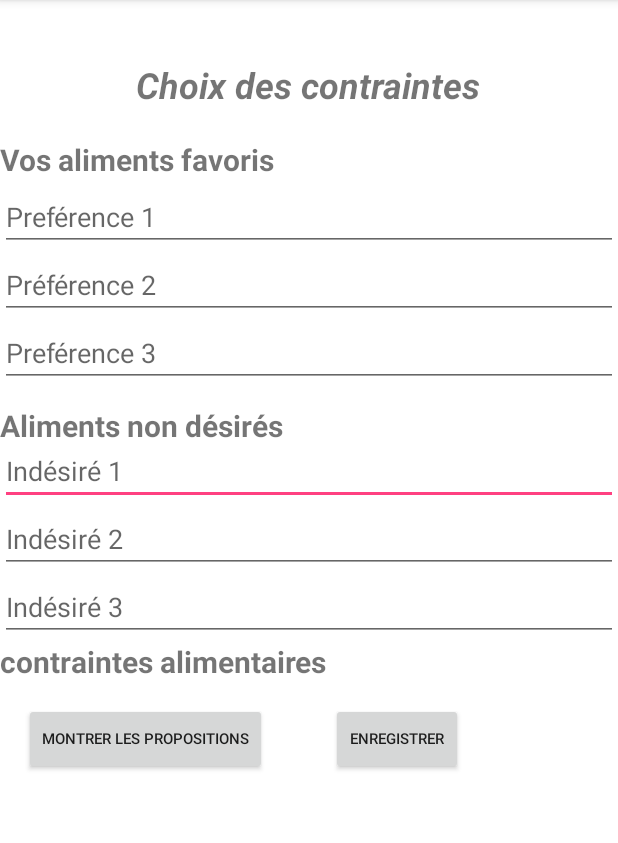
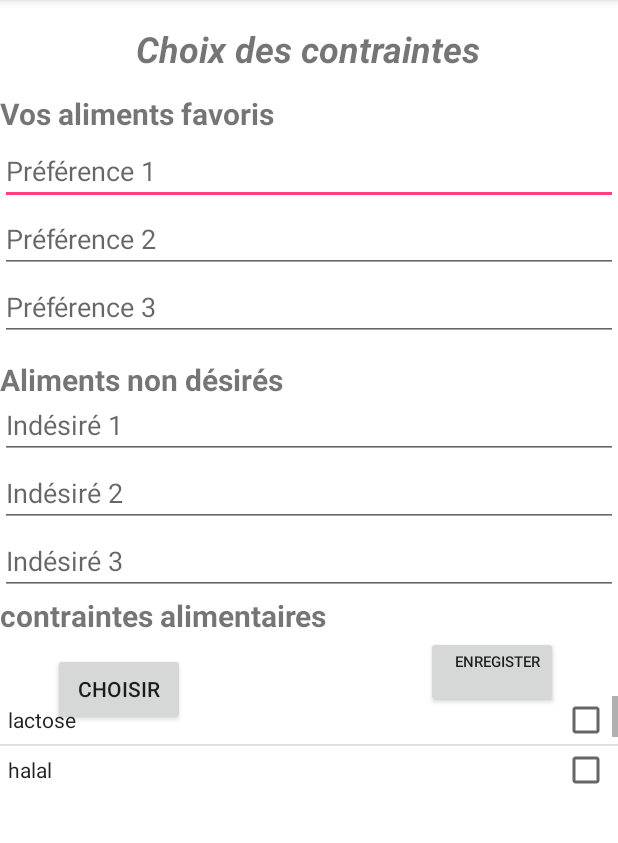
Before and after one commit to CharlesFrere/EZmeal_groupeH5, an Android app: the ChoixContraintes screen opened directly, with no data from a screen before it, on a phone screen of 412 x 824 dp, the part 84-927 px from its top. Run offline under Robolectric (Android 15) with nearby library versions, the phone set to English and light mode, and no system bars.

Commit message:
Ajout de la classe ChoixContraintes avec enregistrement mais probleme pour lier les infos au User

```diff
--- a/app/src/main/java/com/ezmeal/groupeh/ezmeal/ChoixContraintes.java
+++ b/app/src/main/java/com/ezmeal/groupeh/ezmeal/ChoixContraintes.java
@@ -9,6 +9,17 @@ import android.widget.EditText;
 import android.widget.ListView;
 import android.widget.TextView;
 import android.widget.Toast;
+import java.util.ArrayList;
+import android.app.Activity;
+import android.os.Bundle;
+import android.view.Menu;
+import android.widget.AdapterView;
+import android.widget.ArrayAdapter;
+import android.widget.AdapterView.OnItemClickListener;
+import android.widget.TextView;
+import android.widget.Toast;
+import android.widget.ListView;
+import android.view.View;
 
 import java.util.ArrayList;
 
@@ -18,29 +29,18 @@ import java.util.ArrayList;
  */
 
 public class ChoixContraintes extends BaseActivity{
+
+    BDDmanager myManager = new BDDmanager(this);
     //String contrainte;
     //String préférence1, préférence2, préférence3;
     //String indésiré1, indésiré2, indésiré3;
-    ArrayList<String> selectedItems = new ArrayList<>();
+    ArrayList<String> selectedItems;
     public void onCreate(Bundle savedInstanceState){
         super.onCreate(savedInstanceState);
+
         setContentView(R.layout.choix_contraintes);
-        ListView ch1 = (ListView)findViewById(R.id.checkable_list);
-        ch1.setChoiceMode(ListView.CHOICE_MODE_MULTIPLE);
-        String[] items = {"Musulman","Juif","Végétarien","Vegan"};
-        ArrayAdapter<String> adapter = new ArrayAdapter<String>(this, R.layout.checkable_list);
-        ch1.setAdapter(adapter);
-        ch1.setOnItemClickListener(new AdapterView.OnItemClickListener() {
-            @Override
-            public void onItemClick(AdapterView<?> parent, View view, int position, long id) {
-                String selectedItem = ((TextView)view).getText().toString();
-                if(selectedItems.contains(selectedItem)){
-                    selectedItems.remove(selectedItem);
-                }
-                else
-                    selectedItems.add(selectedItem);
-            }
-        });
+        selectedItems=new ArrayList<String>();
+
 
     }
 
@@ -51,6 +51,31 @@ public class ChoixContraintes extends BaseActivity{
         }
         Toast.makeText(this, "Vous avez choisi vos contraintes \n"+items,Toast.LENGTH_LONG).show();
 
+    }
+
+    public void onStart(){
+        super.onStart();
+        //create an instance of ListView
+        ListView chl=(ListView) findViewById(R.id.checkable_list);
+        //set multiple selection mode
+        chl.setChoiceMode(ListView.CHOICE_MODE_MULTIPLE);
+        String[] items={"lactose","halal","cachère","végétatien"};
+        //supply data itmes to ListView
+        ArrayAdapter<String> aa=new ArrayAdapter<String>(this,R.layout.checkable_list,R.id.txt_title,items);
+        chl.setAdapter(aa);
+        //set OnItemClickListener
+        chl.setOnItemClickListener(new OnItemClickListener(){
+            public void onItemClick(AdapterView<?> parent, View view, int position, long id) {
+                // selected item
+                String selectedItem = ((TextView) view).getText().toString();
+                if(selectedItems.contains(selectedItem))
+                    selectedItems.remove(selectedItem); //remove deselected item from the list of selected items
+                else
+                    selectedItems.add(selectedItem); //add selected item to the list of selected items
+
+            }
+
+        });
     }
 
 
@@ -73,7 +98,9 @@ public class ChoixContraintes extends BaseActivity{
     */
 
     public void onBtnClick(View v) {
-        if (v.getId() == R.id.buttonEnr) {
+        if (v.getId() == R.id.buttonChoix) {
+
+
 
             TextView preference1 = (EditText) findViewById(R.id.editText3);
             TextView preference2 = (EditText) findViewById(R.id.editText2);
@@ -83,7 +110,7 @@ public class ChoixContraintes extends BaseActivity{
             TextView indesire2 = (EditText) findViewById(R.id.editText6);
             TextView indesire3 = (EditText) findViewById(R.id.editText5);
 
-            //TextView contrainte = (EditText) findViewById(R.id.liste_contraintes);
+
 
 
             String pref1 = preference1.getText().toString();
@@ -94,14 +121,27 @@ public class ChoixContraintes extends BaseActivity{
             String ind2 = indesire2.getText().toString();
             String ind3 = indesire3.getText().toString();
 
-            //String contr = contrainte.getText().toString();
+
+
+
 
             // comment enregister les contraintes ? aller chercher le User uMod de Compte ?
+            BDDmanager b = new BDDmanager(this);
 
-            User user = new User();
-            //user.setContraintes(contr);
-            user.setPreferences(pref1,pref2,pref3);
-            user.setIndésirés(ind1,ind2,ind3);
+            ArrayList<String> gout = new ArrayList<>();
+            gout.add(0,pref1);
+            gout.add(1,pref2);
+            gout.add(2,pref3);
+            gout.add(3,ind1);
+            gout.add(4,ind2);
+            gout.add(5,ind3);
+            // b.insertGout(gout);
+
+           // b.insertUserContrainte(selectedItems);
+
+
+            //user.setPreferences(pref1,pref2,pref3);
+            //user.setIndésirés(ind1,ind2,ind3);
 
             Intent azerty = new Intent(ChoixContraintes.this, Display.class);
             startActivity(azerty);
--- a/app/src/main/res/layout/choix_contraintes.xml
+++ b/app/src/main/res/layout/choix_contraintes.xml
@@ -7,21 +7,25 @@
     android:visibility="visible"
     android:weightSum="1">
 
+    <ScrollView
+        android:layout_width="match_parent"
+        android:layout_height="1000dp">
+
         <RelativeLayout
             android:layout_width="match_parent"
-        android:layout_height="wrap_content"
+            android:layout_height="1000dp"
             android:layout_weight="0.97">
 
             <TextView
                 android:id="@+id/textView6"
                 android:layout_width="wrap_content"
                 android:layout_height="wrap_content"
-            android:layout_alignParentTop="true"
-            android:layout_centerHorizontal="true"
-            android:layout_marginTop="40dp"
+                android:layout_marginTop="16dp"
                 android:text="Choix des contraintes"
                 android:textSize="24sp"
-            android:textStyle="bold|italic" />
+                android:textStyle="bold|italic"
+                android:layout_alignParentTop="true"
+                android:layout_centerHorizontal="true" />
 
             <EditText
                 android:id="@+id/editText7"
@@ -63,7 +67,7 @@
                 android:layout_alignTop="@+id/textView7"
                 android:layout_marginTop="29dp"
                 android:ems="10"
-            android:hint="Preférence 1"
+                android:hint="Préférence 1"
                 android:inputType="textPersonName" />
 
             <EditText
@@ -83,20 +87,20 @@
                 android:layout_alignParentStart="true"
                 android:layout_below="@+id/editText2"
                 android:ems="10"
-            android:hint="Preférence 3"
+                android:hint="Préférence 3"
                 android:inputType="textPersonName" />
 
             <TextView
                 android:id="@+id/textView7"
                 android:layout_width="match_parent"
                 android:layout_height="wrap_content"
-            android:layout_alignParentStart="true"
-            android:layout_below="@+id/textView6"
-            android:layout_marginTop="20dp"
+                android:layout_marginTop="13dp"
                 android:layout_weight="0.07"
                 android:text="Vos aliments favoris"
                 android:textSize="20sp"
-            android:textStyle="bold" />
+                android:textStyle="bold"
+                android:layout_below="@+id/textView6"
+                android:layout_alignParentStart="true" />
 
             <TextView
                 android:id="@+id/textView9"
@@ -121,34 +125,47 @@
                 android:textSize="20sp"
                 android:textStyle="bold" />
 
+            <RelativeLayout
+                android:layout_width="match_parent"
+                android:layout_height="100dp"
+                android:layout_below="@+id/textView11"
+                android:layout_centerHorizontal="true">
+
                 <ListView
+                    android:layout_marginTop="40dp"
                     android:id="@+id/checkable_list"
-            android:layout_width="wrap_content"
-            android:layout_height="wrap_content"></ListView>
-
-
-        <Button
-            android:id="@+id/bt"
-            android:layout_width="wrap_content"
+                    android:layout_width="match_parent"
                     android:layout_height="wrap_content"
-            android:onClick="showSelectedItems"
-            android:text="Montrer les propositions"
-            android:textSize="10sp"
-            android:layout_below="@+id/textView11"
-            android:layout_alignParentStart="true"
-            android:layout_marginStart="16dp"
-            android:layout_marginTop="14dp" />
+                    android:layout_alignParentTop="true"
+                    android:layout_alignParentStart="true" />
 
                 <Button
                     android:id="@+id/buttonEnr"
                     android:layout_width="wrap_content"
                     android:layout_height="wrap_content"
-            android:layout_alignEnd="@+id/textView6"
-            android:layout_alignTop="@+id/bt"
-            android:layout_marginEnd="12dp"
-            android:text="Enregistrer"
-            android:textSize="10sp" />
+                    android:onClick="showSelectedItems"
+                    android:text="Enregister"
+                    android:textSize="10sp"
+                    android:gravity="right"
+                    android:layout_marginEnd="40dp"
+                    android:layout_alignTop="@+id/button"
+                    android:layout_alignParentEnd="true" />
+
+                <Button
+                    android:id="@+id/buttonChoix"
+                    android:layout_width="wrap_content"
+                    android:layout_height="wrap_content"
+                    android:layout_marginStart="35dp"
+                    android:layout_marginTop="11dp"
+                    android:text="Choisir"
+                    android:onClick="onBtnClick"
+                    android:layout_alignParentTop="true"
+                    android:layout_alignParentStart="true" />
+            </RelativeLayout>
 
 
         </RelativeLayout>
+
+
+    </ScrollView>
 </LinearLayout>
```
Also changed, not shown: app/src/main/java/com/ezmeal/groupeh/ezmeal/BDDmanager.java (+36 -0 lines), app/src/main/java/com/ezmeal/groupeh/ezmeal/User.java (+32 -3 lines), app/src/main/res/layout/checkable_list.xml (line endings or trailing spaces). Lines whose indentation alone changed are shown as unchanged.
